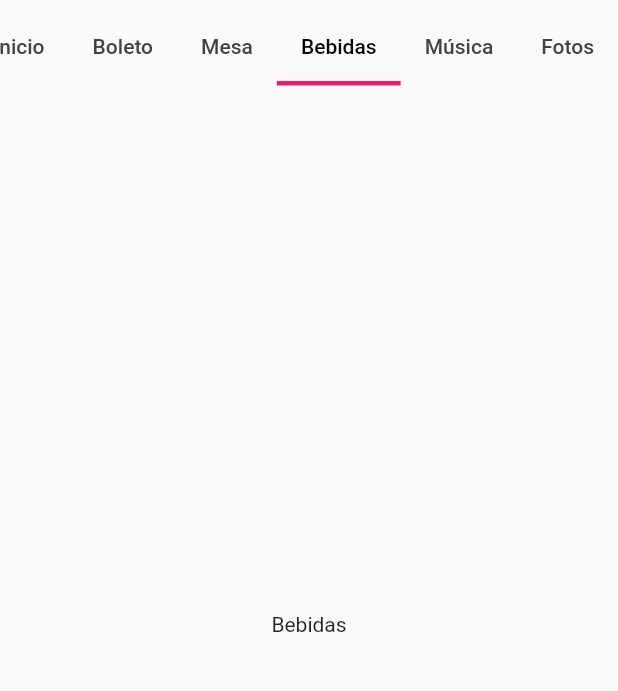
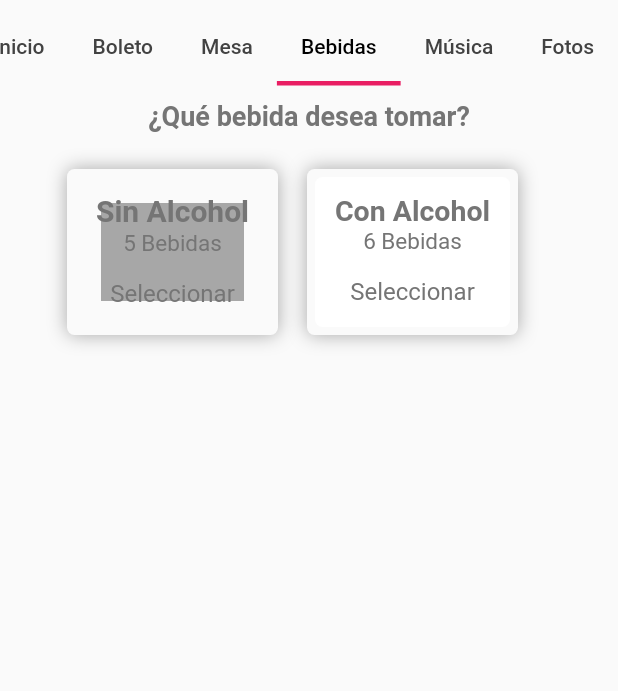
Before and after one commit to Getza2001/IAB-invitados, a Flutter app: the TabsScreen screen opened directly, tab 4 chosen, on a phone screen of 412 x 824 dp, the part 72-763 px from its top. Run offline on Flutter 3.47's test engine with Material 2 defaults, Android fonts, the phone set to English and light mode, and no system bars; our stand-ins replace shared_preferences; accounts and stored records are empty.

Commit message:
nuevas vistas

```diff
--- a/lib/main.dart
+++ b/lib/main.dart
@@ -18,9 +18,5 @@ class MyApp extends StatelessWidget {
         title: 'Invitación a Boda',
         debugShowCheckedModeBanner: false,
         home: SplashView());
-        // home: nosotrosShow());
-        // home: aboutShow());
-        // home: infCeremonia());
-        // home: infMisa());
   }
 }
--- a/lib/screens/about_screen.dart
+++ b/lib/screens/about_screen.dart
@@ -1,8 +1,8 @@
 import 'package:flutter/material.dart';
 import 'package:flutter_iab_invitados/styles/colors/colors_view.dart';
 
-class aboutShow extends StatelessWidget {
-  const aboutShow({Key? key}) : super(key: key);
+class AboutShow extends StatelessWidget {
+  const AboutShow({Key? key}) : super(key: key);
 
   @override
   Widget build(BuildContext context) {
--- a/lib/screens/nosotros_screen.dart
+++ b/lib/screens/nosotros_screen.dart
@@ -1,8 +1,8 @@
 import 'package:flutter/material.dart';
 import 'package:flutter_iab_invitados/styles/colors/colors_view.dart';
 
-class nosotrosShow extends StatelessWidget {
-  const nosotrosShow({Key? key}) : super(key: key);
+class NosotrosShow extends StatelessWidget {
+  const NosotrosShow({Key? key}) : super(key: key);
 
   @override
   Widget build(BuildContext context) {
--- a/lib/screens/tabs_screen.dart
+++ b/lib/screens/tabs_screen.dart
@@ -45,7 +45,10 @@ class TabsScreen extends StatelessWidget {
               PopupMenuButton(
                 icon: const Icon(Icons.more_vert, color: Colors.black),
                 itemBuilder: (context) {
-                  return menuContent.map((e) => PopupMenuItem<String>(value: e, child: Text(e))).toList();
+                  return menuContent
+                      .map((e) =>
+                          PopupMenuItem<String>(value: e, child: Text(e)))
+                      .toList();
                 },
                 onSelected: (value) {
                   switch (value) {
@@ -54,10 +57,14 @@ class TabsScreen extends StatelessWidget {
                       // showDialog(context: context, builder: (context) => aboutShow());
                       break;
                     case 'Acerca de':
-                      showDialog(context: context, builder: (context) => aboutShow());
+                      showDialog(
+                          context: context,
+                          builder: (context) => const AboutShow());
                       break;
                     case 'Nosotros':
-                      showDialog(context: context, builder: (context) => nosotrosShow());
+                      showDialog(
+                          context: context,
+                          builder: (context) => const NosotrosShow());
                       break;
                     case 'Cerrar sesión':
                       print('Cerrar');
@@ -106,10 +113,17 @@ class TabsScreen extends StatelessWidget {
                     ],
                   ),
                   const Center(child: Text('Boleto')),
-                  const Center(child: Text('Mesa'),),
-                  const Center(child: Text('Bebidas'),),
+                  // const Center(child: Text('Mesa'),),
+                  Column(
+                      mainAxisAlignment: MainAxisAlignment.center,
+                      crossAxisAlignment: CrossAxisAlignment.center,
+                      children: const [InfoMesa()]),
+                  Column(
+                      //mainAxisAlignment: MainAxisAlignment.center,
+                      //crossAxisAlignment: CrossAxisAlignment.center,
+                      children: const [InfoBebida()]),
                   const Center(child: Text('Musica')),
-                  const Center(child: Text('Fotos'),),
+                  Column(children: const [SizedBox(height: 15), InfoFotos()]),
                 ])),
               ],
             ),
--- a/lib/styles/colors/colors_view.dart
+++ b/lib/styles/colors/colors_view.dart
@@ -9,4 +9,5 @@ class ColorSelect {
   static const secondaryText = Color(0xff757575);
   static const icons = Color(0xffFFFFFF);
   static const divider = Color(0xffBDBDBD);
+  static const fondo = Color(0xffFAFAFA);
 }
--- /dev/null
+++ b/lib/widgets/info_bebida.dart
@@ -0,0 +1,158 @@
+import 'package:flutter/material.dart';
+
+import '../styles/colors/colors_view.dart';
+
+class InfoBebida extends StatelessWidget {
+  const InfoBebida({Key? key}) : super(key: key);
+
+  @override
+  Widget build(BuildContext context) {
+    return Container(
+      width: double.infinity,
+      margin: const EdgeInsets.all(10.0),
+      child: Column(
+        children: [
+          const Text(
+            "¿Qué bebida desea tomar?",
+            style: TextStyle(
+              fontSize: 18,
+              fontWeight: FontWeight.bold,
+              color: ColorSelect.secondaryText,
+            ),
+          ),
+          Row(
+            children: [
+              InkWell(
+                child: Container(
+                  margin: const EdgeInsets.only(left: 40, top: 30),
+                  width: 130,
+                  height: 100,
+                  decoration: BoxDecoration(
+                      //color: Colors.red,
+                      border: Border.all(
+                          style: BorderStyle.none, color: Colors.grey),
+                      borderRadius: const BorderRadius.all(Radius.circular(5)),
+                      boxShadow: [
+                        BoxShadow(
+                          blurStyle: BlurStyle.outer,
+                          color: Colors.grey.withOpacity(0.9),
+                          spreadRadius: 5,
+                          blurRadius: 10,
+                          // offset: Offset(5, 15), // changes position of shadow
+                        ),
+                      ]),
+                  child: Column(
+                    children: [
+                      Container(
+                        margin: const EdgeInsets.all(10),
+                        child: Column(
+                          children: const [
+                            Text(
+                              'Sin Alcohol',
+                              style: TextStyle(
+                                fontSize: 20,
+                                fontWeight: FontWeight.bold,
+                                color: ColorSelect.secondaryText,
+                              ),
+                            ),
+                            SizedBox(
+                              height: 1.0,
+                            ),
+                            Text(
+                              '5 Bebidas',
+                              style: TextStyle(
+                                fontSize: 15,
+                                color: ColorSelect.secondaryText,
+                              ),
+                            ),
+                            SizedBox(
+                              height: 15.0,
+                            ),
+                            Text(
+                              'Seleccionar',
+                              style: TextStyle(
+                                fontSize: 16,
+                                color: ColorSelect.secondaryText,
+                              ),
+                            )
+                          ],
+                        ),
+                      ),
+                    ],
+                  ),
+                ),
+                onTap: () {
+                  print("sin alcohol");
+                },
+              ),
+              InkWell(
+                child: Container(
+                  // color: Colors.white,
+                  margin: const EdgeInsets.only(left: 30, top: 30),
+                  width: 130,
+                  height: 100,
+                  decoration: BoxDecoration(
+                      color: Colors.white,
+                      border: Border.all(
+                          style: BorderStyle.none, color: Colors.grey),
+                      borderRadius: const BorderRadius.all(Radius.circular(5)),
+                      boxShadow: [
+                        BoxShadow(
+                          blurStyle: BlurStyle.outer,
+                          color: Colors.grey.withOpacity(0.9),
+                          spreadRadius: 5,
+                          blurRadius: 10,
+                          // offset: Offset(5, 15), // changes position of shadow
+                        ),
+                      ]),
+                  child: Column(
+                    children: [
+                      Container(
+                        margin: const EdgeInsets.all(10),
+                        child: Column(
+                          children: const [
+                            Text(
+                              'Con Alcohol',
+                              style: TextStyle(
+                                fontSize: 19,
+                                fontWeight: FontWeight.bold,
+                                color: ColorSelect.secondaryText,
+                              ),
+                            ),
+                            SizedBox(
+                              height: 1.0,
+                            ),
+                            Text(
+                              '6 Bebidas',
+                              style: TextStyle(
+                                fontSize: 15,
+                                color: ColorSelect.secondaryText,
+                              ),
+                            ),
+                            SizedBox(
+                              height: 15.0,
+                            ),
+                            Text(
+                              'Seleccionar',
+                              style: TextStyle(
+                                fontSize: 16,
+                                color: ColorSelect.secondaryText,
+                              ),
+                            )
+                          ],
+                        ),
+                      ),
+                    ],
+                  ),
+                ),
+                onTap: () {
+                  print("con alcohol");
+                },
+              ),
+            ],
+          ),
+        ],
+      ),
+    );
+  }
+}
--- a/lib/widgets/widgets.dart
+++ b/lib/widgets/widgets.dart
@@ -3,3 +3,6 @@ export 'package:flutter_iab_invitados/widgets/desliza_bar.dart';
 export 'package:flutter_iab_invitados/widgets/info_misa.dart';
 export 'package:flutter_iab_invitados/widgets/info_recepcion.dart';
 export 'package:flutter_iab_invitados/widgets/info_tiempo.dart';
+export 'package:flutter_iab_invitados/widgets/info_mesa.dart';
+export 'package:flutter_iab_invitados/widgets/info_fotos.dart';
+export 'package:flutter_iab_invitados/widgets/info_bebida.dart';
```
Also changed, not shown: lib/screens/infoMapa_screen.dart (+4 -40 lines), lib/widgets/custom_card.dart (+5 -4 lines), lib/widgets/desliza_bar.dart (+11 -12 lines), lib/widgets/info_fotos.dart (added, +129 -0 lines), lib/widgets/info_mesa.dart (added, +62 -0 lines), lib/widgets/info_misa.dart (+20 -22 lines), lib/widgets/info_recepcion.dart (+21 -16 lines), lib/widgets/info_tiempo.dart (+51 -42 lines), pubspec.lock. Lines whose indentation alone changed are shown as unchanged.
